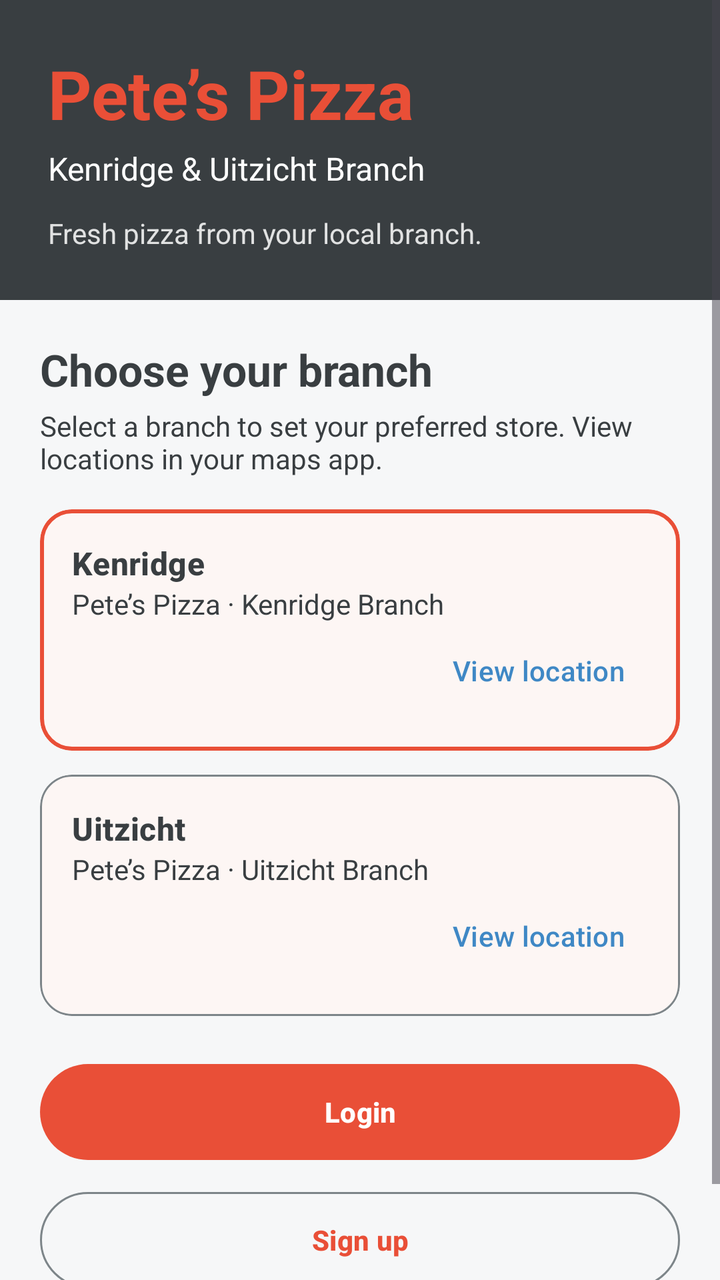
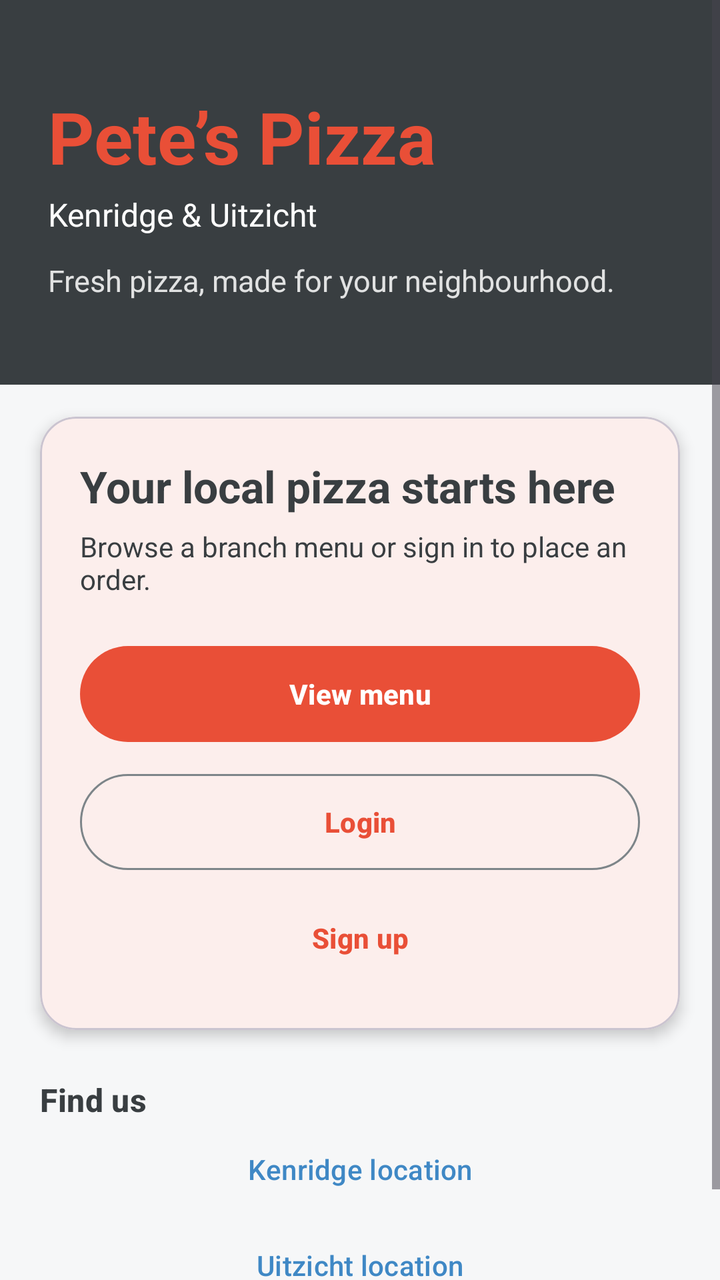

Two renders of the same Android screen: before a commit and after it. Below are the layout's source before the change and the commit's diff.
<!-- AndroidManifest.xml: application theme Theme.DeliveryApp -->
<!-- res/layout/activity_landing.xml -->
<?xml version="1.0" encoding="utf-8"?>
<ScrollView xmlns:android="http://schemas.android.com/apk/res/android" xmlns:app="http://schemas.android.com/apk/res-auto" android:layout_width="match_parent" android:layout_height="match_parent" android:fillViewport="true">
 <LinearLayout android:layout_width="match_parent" android:layout_height="wrap_content" android:orientation="vertical" android:paddingBottom="24dp">
  <LinearLayout android:layout_width="match_parent" android:layout_height="wrap_content" android:background="@color/gunmetal" android:orientation="vertical" android:padding="24dp" android:paddingTop="38dp" android:paddingBottom="30dp">
   <TextView android:layout_width="wrap_content" android:layout_height="wrap_content" android:text="Pete’s Pizza" android:textColor="@color/terracotta" android:textSize="34sp" android:textStyle="bold" />
   <TextView android:layout_width="wrap_content" android:layout_height="wrap_content" android:layout_marginTop="4dp" android:text="Kenridge &amp; Uitzicht Branch" android:textColor="@color/white" android:textSize="16sp" />
   <TextView android:layout_width="wrap_content" android:layout_height="wrap_content" android:layout_marginTop="12dp" android:text="Fresh pizza from your local branch." android:textColor="#D9FFFFFF" android:textSize="14sp" />
  </LinearLayout>
  <LinearLayout android:layout_width="match_parent" android:layout_height="wrap_content" android:orientation="vertical" android:padding="20dp">
   <TextView android:layout_width="wrap_content" android:layout_height="wrap_content" android:text="Choose your branch" android:textAppearance="@style/TextAppearance.Material3.TitleLarge" android:textStyle="bold" />
   <TextView android:layout_width="match_parent" android:layout_height="wrap_content" android:layout_marginTop="4dp" android:text="Select a branch to set your preferred store. View locations in your maps app." android:textColor="?attr/colorOnSurfaceVariant" />
   <com.google.android.material.card.MaterialCardView android:id="@+id/cardKenridge" android:layout_width="match_parent" android:layout_height="wrap_content" android:layout_marginTop="16dp" app:cardBackgroundColor="?attr/colorSurface" app:cardCornerRadius="16dp" app:cardElevation="1dp" app:strokeColor="@color/terracotta" app:strokeWidth="2dp">
    <LinearLayout android:layout_width="match_parent" android:layout_height="wrap_content" android:orientation="vertical" android:padding="16dp">
     <TextView android:layout_width="wrap_content" android:layout_height="wrap_content" android:text="Kenridge" android:textAppearance="@style/TextAppearance.Material3.TitleMedium" android:textStyle="bold" />
     <TextView android:layout_width="wrap_content" android:layout_height="wrap_content" android:text="Pete’s Pizza · Kenridge Branch" android:textColor="?attr/colorOnSurfaceVariant" />
     <com.google.android.material.button.MaterialButton style="@style/Widget.Material3.Button.TextButton" android:id="@+id/btnKenridgeMap" android:layout_width="wrap_content" android:layout_height="wrap_content" android:layout_gravity="end" android:text="View location" android:textColor="@color/steel_blue" />
    </LinearLayout>
   </com.google.android.material.card.MaterialCardView>
   <com.google.android.material.card.MaterialCardView android:id="@+id/cardUitzicht" android:layout_width="match_parent" android:layout_height="wrap_content" android:layout_marginTop="12dp" app:cardBackgroundColor="?attr/colorSurface" app:cardCornerRadius="16dp" app:cardElevation="1dp" app:strokeColor="@color/outline" app:strokeWidth="1dp">
    <LinearLayout android:layout_width="match_parent" android:layout_height="wrap_content" android:orientation="vertical" android:padding="16dp">
     <TextView android:layout_width="wrap_content" android:layout_height="wrap_content" android:text="Uitzicht" android:textAppearance="@style/TextAppearance.Material3.TitleMedium" android:textStyle="bold" />
     <TextView android:layout_width="wrap_content" android:layout_height="wrap_content" android:text="Pete’s Pizza · Uitzicht Branch" android:textColor="?attr/colorOnSurfaceVariant" />
     <com.google.android.material.button.MaterialButton style="@style/Widget.Material3.Button.TextButton" android:id="@+id/btnUitzichtMap" android:layout_width="wrap_content" android:layout_height="wrap_content" android:layout_gravity="end" android:text="View location" android:textColor="@color/steel_blue" />
    </LinearLayout>
   </com.google.android.material.card.MaterialCardView>
   <LinearLayout android:id="@+id/guestActions" android:layout_width="match_parent" android:layout_height="wrap_content" android:orientation="vertical" android:layout_marginTop="20dp">
    <com.google.android.material.button.MaterialButton android:id="@+id/btnLogin" android:layout_width="match_parent" android:layout_height="56dp" android:text="Login" android:textStyle="bold" />
    <com.google.android.material.button.MaterialButton style="@style/Widget.Material3.Button.OutlinedButton" android:id="@+id/btnRegister" android:layout_width="match_parent" android:layout_height="56dp" android:layout_marginTop="8dp" android:text="Sign up" android:textStyle="bold" />
   </LinearLayout>
   <LinearLayout android:id="@+id/memberActions" android:layout_width="match_parent" android:layout_height="wrap_content" android:orientation="vertical" android:layout_marginTop="20dp" android:visibility="gone">
    <TextView android:id="@+id/tvWelcome" android:layout_width="match_parent" android:layout_height="wrap_content" android:gravity="center" android:textAppearance="@style/TextAppearance.Material3.TitleMedium" android:textStyle="bold" />
    <com.google.android.material.button.MaterialButton android:id="@+id/btnOrder" android:layout_width="match_parent" android:layout_height="56dp" android:layout_marginTop="12dp" android:text="Order online" android:textStyle="bold" />
    <com.google.android.material.button.MaterialButton style="@style/Widget.Material3.Button.TextButton" android:id="@+id/btnLogout" android:layout_width="match_parent" android:layout_height="wrap_content" android:text="Logout" android:textColor="@color/steel_blue" />
   </LinearLayout>
  </LinearLayout>
 </LinearLayout>
</ScrollView>
<!-- resources referenced by this layout -->
<resources>
  <color name="gunmetal">#393E41</color>
  <color name="outline">#7D8589</color>
  <color name="steel_blue">#3F88C5</color>
  <color name="terracotta">#E94F37</color>
  <color name="white">#FFFFFF</color>
  <style name="Theme.DeliveryApp" parent="Theme.Material3.Light.NoActionBar">
          <item name="colorPrimary">@color/terracotta</item>
          <item name="colorOnPrimary">@color/white</item>
          <item name="colorPrimaryContainer">@color/terracotta_soft</item>
          <item name="colorOnPrimaryContainer">@color/gunmetal</item>
          <item name="colorSecondary">@color/steel_blue</item>
          <item name="colorOnSecondary">@color/white</item>
          <item name="colorSecondaryContainer">@color/steel_blue_soft</item>
          <item name="colorOnSecondaryContainer">@color/gunmetal</item>
          <item name="colorTertiary">@color/gunmetal</item>
          <item name="colorSurface">@color/white</item>
          <item name="colorOnSurface">@color/gunmetal</item>
          <item name="colorSurfaceVariant">@color/paper_variant</item>
          <item name="colorOnSurfaceVariant">@color/gunmetal</item>
          <item name="colorOutline">@color/outline</item>
          <item name="colorError">@color/error_red</item>
          <item name="android:colorBackground">@color/paper</item>
          <item name="android:textColorPrimary">@color/gunmetal</item>
          <item name="android:statusBarColor">@color/gunmetal</item>
          <item name="android:windowLightStatusBar">false</item>
      </style>
  <color name="terracotta_soft">#FCE3DE</color>
  <color name="steel_blue_soft">#DDEBF7</color>
  <color name="paper_variant">#E9ECEE</color>
  <color name="error_red">#B3261E</color>
  <color name="paper">#F6F7F8</color>
</resources>

<!-- the commit's change to res/layout/activity_landing.xml (unified diff, before → after) -->
@@ -1,37 +1,112 @@
 <?xml version="1.0" encoding="utf-8"?>
-<ScrollView xmlns:android="http://schemas.android.com/apk/res/android" xmlns:app="http://schemas.android.com/apk/res-auto" android:layout_width="match_parent" android:layout_height="match_parent" android:fillViewport="true">
- <LinearLayout android:layout_width="match_parent" android:layout_height="wrap_content" android:orientation="vertical" android:paddingBottom="24dp">
-  <LinearLayout android:layout_width="match_parent" android:layout_height="wrap_content" android:background="@color/gunmetal" android:orientation="vertical" android:padding="24dp" android:paddingTop="38dp" android:paddingBottom="30dp">
-   <TextView android:layout_width="wrap_content" android:layout_height="wrap_content" android:text="Pete’s Pizza" android:textColor="@color/terracotta" android:textSize="34sp" android:textStyle="bold" />
-   <TextView android:layout_width="wrap_content" android:layout_height="wrap_content" android:layout_marginTop="4dp" android:text="Kenridge &amp; Uitzicht Branch" android:textColor="@color/white" android:textSize="16sp" />
-   <TextView android:layout_width="wrap_content" android:layout_height="wrap_content" android:layout_marginTop="12dp" android:text="Fresh pizza from your local branch." android:textColor="#D9FFFFFF" android:textSize="14sp" />
-  </LinearLayout>
-  <LinearLayout android:layout_width="match_parent" android:layout_height="wrap_content" android:orientation="vertical" android:padding="20dp">
-   <TextView android:layout_width="wrap_content" android:layout_height="wrap_content" android:text="Choose your branch" android:textAppearance="@style/TextAppearance.Material3.TitleLarge" android:textStyle="bold" />
-   <TextView android:layout_width="match_parent" android:layout_height="wrap_content" android:layout_marginTop="4dp" android:text="Select a branch to set your preferred store. View locations in your maps app." android:textColor="?attr/colorOnSurfaceVariant" />
-   <com.google.android.material.card.MaterialCardView android:id="@+id/cardKenridge" android:layout_width="match_parent" android:layout_height="wrap_content" android:layout_marginTop="16dp" app:cardBackgroundColor="?attr/colorSurface" app:cardCornerRadius="16dp" app:cardElevation="1dp" app:strokeColor="@color/terracotta" app:strokeWidth="2dp">
-    <LinearLayout android:layout_width="match_parent" android:layout_height="wrap_content" android:orientation="vertical" android:padding="16dp">
-     <TextView android:layout_width="wrap_content" android:layout_height="wrap_content" android:text="Kenridge" android:textAppearance="@style/TextAppearance.Material3.TitleMedium" android:textStyle="bold" />
-     <TextView android:layout_width="wrap_content" android:layout_height="wrap_content" android:text="Pete’s Pizza · Kenridge Branch" android:textColor="?attr/colorOnSurfaceVariant" />
-     <com.google.android.material.button.MaterialButton style="@style/Widget.Material3.Button.TextButton" android:id="@+id/btnKenridgeMap" android:layout_width="wrap_content" android:layout_height="wrap_content" android:layout_gravity="end" android:text="View location" android:textColor="@color/steel_blue" />
+<ScrollView xmlns:android="http://schemas.android.com/apk/res/android" xmlns:app="http://schemas.android.com/apk/res-auto"
+    android:layout_width="match_parent" android:layout_height="match_parent" android:fillViewport="true">
+    <LinearLayout android:layout_width="match_parent" android:layout_height="wrap_content"
+        android:orientation="vertical" android:paddingBottom="32dp">
+        <LinearLayout android:layout_width="match_parent" android:layout_height="wrap_content"
+            android:background="@color/gunmetal" android:orientation="vertical"
+            android:paddingStart="24dp" android:paddingEnd="24dp" android:paddingTop="44dp" android:paddingBottom="42dp">
+            <TextView android:layout_width="wrap_content" android:layout_height="wrap_content"
+                android:text="Pete’s Pizza" android:textColor="@color/terracotta"
+                android:textSize="36sp" android:textStyle="bold" />
+            <TextView android:layout_width="wrap_content" android:layout_height="wrap_content"
+                android:layout_marginTop="4dp" android:text="Kenridge &amp; Uitzicht"
+                android:textColor="@color/white" android:textSize="16sp" />
+            <TextView android:id="@+id/tvWelcome" android:layout_width="match_parent"
+                android:layout_height="wrap_content" android:layout_marginTop="28dp"
+                android:textColor="@color/white" android:textSize="24sp"
+                android:textStyle="bold" android:visibility="gone" />
+            <TextView android:layout_width="match_parent" android:layout_height="wrap_content"
+                android:layout_marginTop="12dp" android:text="Fresh pizza, made for your neighbourhood."
+                android:textColor="#D9FFFFFF" android:textSize="15sp" />
+        </LinearLayout>
+        <com.google.android.material.card.MaterialCardView
+            android:layout_width="match_parent" android:layout_height="wrap_content"
+            android:layout_marginStart="20dp" android:layout_marginEnd="20dp"
+            android:layout_marginTop="16dp" app:cardBackgroundColor="?attr/colorSurface"
+            app:cardCornerRadius="18dp" app:cardElevation="4dp">
+            <LinearLayout android:layout_width="match_parent" android:layout_height="wrap_content"
+                android:orientation="vertical" android:padding="20dp">
+                <TextView android:layout_width="match_parent" android:layout_height="wrap_content"
+                    android:text="Your local pizza starts here"
+                    android:textAppearance="@style/TextAppearance.Material3.TitleLarge"
+                    android:textStyle="bold" />
+                <TextView android:layout_width="match_parent" android:layout_height="wrap_content"
+                    android:layout_marginTop="6dp"
+                    android:text="Browse a branch menu or sign in to place an order."
+                    android:textColor="?attr/colorOnSurfaceVariant" />
+                <LinearLayout android:id="@+id/guestActions" android:layout_width="match_parent"
+                    android:layout_height="wrap_content" android:layout_marginTop="20dp"
+                    android:orientation="vertical">
+                    <com.google.android.material.button.MaterialButton android:id="@+id/btnViewMenu"
+                        android:layout_width="match_parent" android:layout_height="56dp"
+                        android:text="View menu" android:textStyle="bold" />
+                    <com.google.android.material.button.MaterialButton
+                        style="@style/Widget.Material3.Button.OutlinedButton"
+                        android:id="@+id/btnLogin" android:layout_width="match_parent"
+                        android:layout_height="56dp" android:layout_marginTop="8dp"
+                        android:text="Login" android:textStyle="bold" />
+                    <com.google.android.material.button.MaterialButton
+                        style="@style/Widget.Material3.Button.TextButton"
+                        android:id="@+id/btnRegister" android:layout_width="match_parent"
+                        android:layout_height="52dp" android:layout_marginTop="4dp"
+                        android:text="Sign up" android:textStyle="bold" />
+                </LinearLayout>
+                <LinearLayout android:id="@+id/memberActions" android:layout_width="match_parent"
+                    android:layout_height="wrap_content" android:layout_marginTop="20dp"
+                    android:orientation="vertical" android:visibility="gone">
+                    <com.google.android.material.button.MaterialButton android:id="@+id/btnOrder"
+                        android:layout_width="match_parent" android:layout_height="56dp"
+                        android:text="View menu &amp; order" android:textStyle="bold" />
+                    <com.google.android.material.button.MaterialButton
+                        style="@style/Widget.Material3.Button.TextButton"
+                        android:id="@+id/btnLogout" android:layout_width="match_parent"
+                        android:layout_height="wrap_content" android:text="Logout"
+                        android:textColor="@color/steel_blue" />
+                </LinearLayout>
+            </LinearLayout>
+        </com.google.android.material.card.MaterialCardView>
+        <LinearLayout android:id="@+id/branchChoice" android:layout_width="match_parent"
+            android:layout_height="wrap_content" android:layout_marginStart="20dp"
+            android:layout_marginEnd="20dp" android:layout_marginTop="24dp"
+            android:orientation="vertical" android:visibility="gone">
+            <TextView android:layout_width="match_parent" android:layout_height="wrap_content"
+                android:text="Choose your branch"
+                android:textAppearance="@style/TextAppearance.Material3.TitleMedium"
+                android:textStyle="bold" />
+            <TextView android:layout_width="match_parent" android:layout_height="wrap_content"
+                android:layout_marginTop="4dp" android:text="Menus and prices can vary by branch."
+                android:textColor="?attr/colorOnSurfaceVariant" />
+            <LinearLayout android:layout_width="match_parent" android:layout_height="wrap_content"
+                android:layout_marginTop="12dp" android:orientation="horizontal">
+                <com.google.android.material.button.MaterialButton
+                    style="@style/Widget.Material3.Button.OutlinedButton"
+                    android:id="@+id/btnKenridge" android:layout_width="0dp"
+                    android:layout_height="56dp" android:layout_weight="1"
+                    android:text="Kenridge" />
+                <com.google.android.material.button.MaterialButton
+                    style="@style/Widget.Material3.Button.OutlinedButton"
+                    android:id="@+id/btnUitzicht" android:layout_width="0dp"
+                    android:layout_height="56dp" android:layout_marginStart="8dp"
+                    android:layout_weight="1" android:text="Uitzicht" />
+            </LinearLayout>
+        </LinearLayout>
+        <LinearLayout android:layout_width="match_parent" android:layout_height="wrap_content"
+            android:layout_marginStart="20dp" android:layout_marginEnd="20dp"
+            android:layout_marginTop="24dp" android:orientation="vertical">
+            <TextView android:layout_width="match_parent" android:layout_height="wrap_content"
+                android:text="Find us" android:textAppearance="@style/TextAppearance.Material3.TitleMedium"
+                android:textStyle="bold" />
+            <com.google.android.material.button.MaterialButton
+                style="@style/Widget.Material3.Button.TextButton"
+                android:id="@+id/btnKenridgeMap" android:layout_width="match_parent"
+                android:layout_height="wrap_content" android:text="Kenridge location"
+                android:textColor="@color/steel_blue" />
+            <com.google.android.material.button.MaterialButton
+                style="@style/Widget.Material3.Button.TextButton"
+                android:id="@+id/btnUitzichtMap" android:layout_width="match_parent"
+                android:layout_height="wrap_content" android:text="Uitzicht location"
+                android:textColor="@color/steel_blue" />
+        </LinearLayout>
     </LinearLayout>
-   </com.google.android.material.card.MaterialCardView>
-   <com.google.android.material.card.MaterialCardView android:id="@+id/cardUitzicht" android:layout_width="match_parent" android:layout_height="wrap_content" android:layout_marginTop="12dp" app:cardBackgroundColor="?attr/colorSurface" app:cardCornerRadius="16dp" app:cardElevation="1dp" app:strokeColor="@color/outline" app:strokeWidth="1dp">
-    <LinearLayout android:layout_width="match_parent" android:layout_height="wrap_content" android:orientation="vertical" android:padding="16dp">
-     <TextView android:layout_width="wrap_content" android:layout_height="wrap_content" android:text="Uitzicht" android:textAppearance="@style/TextAppearance.Material3.TitleMedium" android:textStyle="bold" />
-     <TextView android:layout_width="wrap_content" android:layout_height="wrap_content" android:text="Pete’s Pizza · Uitzicht Branch" android:textColor="?attr/colorOnSurfaceVariant" />
-     <com.google.android.material.button.MaterialButton style="@style/Widget.Material3.Button.TextButton" android:id="@+id/btnUitzichtMap" android:layout_width="wrap_content" android:layout_height="wrap_content" android:layout_gravity="end" android:text="View location" android:textColor="@color/steel_blue" />
-    </LinearLayout>
-   </com.google.android.material.card.MaterialCardView>
-   <LinearLayout android:id="@+id/guestActions" android:layout_width="match_parent" android:layout_height="wrap_content" android:orientation="vertical" android:layout_marginTop="20dp">
-    <com.google.android.material.button.MaterialButton android:id="@+id/btnLogin" android:layout_width="match_parent" android:layout_height="56dp" android:text="Login" android:textStyle="bold" />
-    <com.google.android.material.button.MaterialButton style="@style/Widget.Material3.Button.OutlinedButton" android:id="@+id/btnRegister" android:layout_width="match_parent" android:layout_height="56dp" android:layout_marginTop="8dp" android:text="Sign up" android:textStyle="bold" />
-   </LinearLayout>
-   <LinearLayout android:id="@+id/memberActions" android:layout_width="match_parent" android:layout_height="wrap_content" android:orientation="vertical" android:layout_marginTop="20dp" android:visibility="gone">
-    <TextView android:id="@+id/tvWelcome" android:layout_width="match_parent" android:layout_height="wrap_content" android:gravity="center" android:textAppearance="@style/TextAppearance.Material3.TitleMedium" android:textStyle="bold" />
-    <com.google.android.material.button.MaterialButton android:id="@+id/btnOrder" android:layout_width="match_parent" android:layout_height="56dp" android:layout_marginTop="12dp" android:text="Order online" android:textStyle="bold" />
-    <com.google.android.material.button.MaterialButton style="@style/Widget.Material3.Button.TextButton" android:id="@+id/btnLogout" android:layout_width="match_parent" android:layout_height="wrap_content" android:text="Logout" android:textColor="@color/steel_blue" />
-   </LinearLayout>
-  </LinearLayout>
- </LinearLayout>
 </ScrollView>
